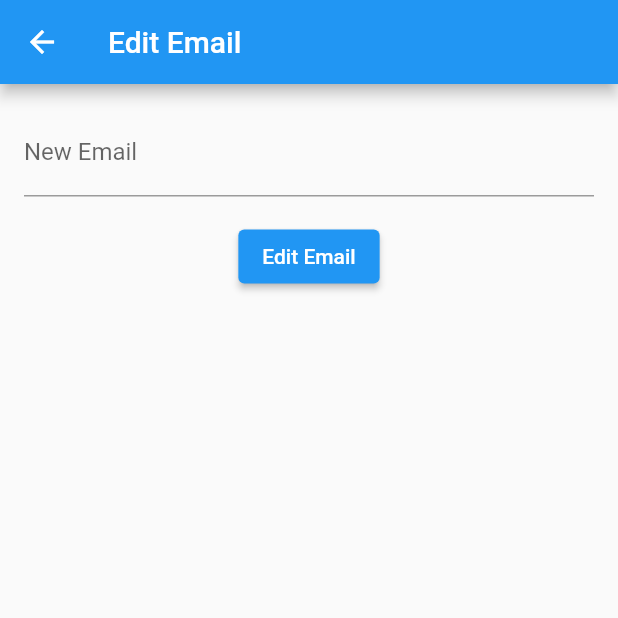
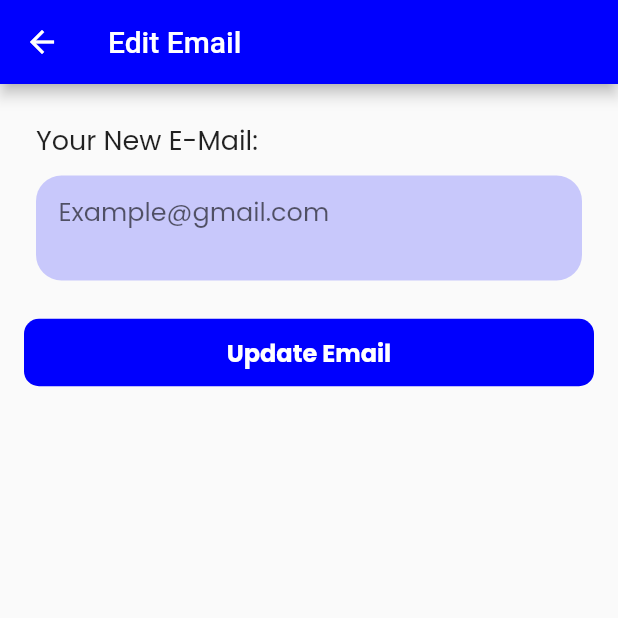
Before and after one commit to Karan9991/ePayment, a Flutter app: the EditEmailScreen screen opened directly, on a phone screen of 412 x 824 dp, the top half of it. Run offline on Flutter 3.47's test engine with Material 2 defaults, Android fonts, the phone set to English and light mode, and no system bars; our stand-ins replace cloud_firestore, dropdown_button2, firebase_auth, firebase_core, firebase_storage, flutter_native_splash and 5 more; missing offline and left inert: flutter_email_sender, google_mlkit_text_recognition, ntp, syncfusion_flutter_pdf; accounts and stored records are empty.

Commit message:
update email ui

```diff
--- a/lib/src/presentation/screen/edit_email_screen.dart
+++ b/lib/src/presentation/screen/edit_email_screen.dart
@@ -23,7 +23,7 @@ import '../../business_logic/auth/sign_in_provider.dart';
 import '../../business_logic/auth/signup_provider.dart';
 import '../../business_logic/recognize_photo_text.dart';
 import '../../business_logic/retrieve_user_data.dart';
-import 'package:permission_handler/permission_handler.dart';
+import 'package:e_payment/src/presentation/widget/form_text_field.dart';
 
 class EditEmailScreen extends StatelessWidget {
   final TextEditingController emailController = TextEditingController();
@@ -195,58 +195,31 @@ class EditEmailScreen extends StatelessWidget {
     SignupProvider signupProvider = Provider.of<SignupProvider>(context);
 
     return Scaffold(
-      appBar: AppBar(title: Text("Edit Email")),
+      appBar: AppBar(
+        title: Text("Edit Email"),
+        backgroundColor: Color.fromRGBO(0, 0, 254, 1),
+      ),
       body: Padding(
         padding: const EdgeInsets.all(16.0),
         child: Column(
           children: [
-            TextField(
-              controller: emailController,
-              decoration: InputDecoration(labelText: "New Email"),
+            FormTextField(
+              obscureText: false,
+              autofillHints: const [AutofillHints.email],
+              onEditingComplete: () => TextInput.finishAutofillContext(),
+              fieldTitle: "Your New E-Mail:",
+              fieldHintText: "Example@gmail.com",
+              onChanged: (email) {
+                emailController.text = email;
+              },
             ),
-            // Container(
-            //   padding: const EdgeInsets.all(16.0),
-            //   decoration: BoxDecoration(
-            //     color: Colors.grey[200],
-            //     borderRadius: BorderRadius.circular(8.0),
-            //   ),
-            //   child: Text(
-            //     "vvv ${auth.currentUser!.email}",
-            //     style: const TextStyle(
-            //       fontFamily: "Poppins",
-            //       fontWeight: FontWeight.bold,
-            //       fontSize: 14,
-            //       color: Colors.black,
-            //     ),
-            //   ),
-            // ),
+
             SizedBox(height: 16.0),
-            ElevatedButton(
+            ConfirmActionButton(
               onPressed: () async {
-                // HapticFeedback.vibrate();
-                // SignOut().signOut();
-                // // Navigator.push(
-                // //   context,
-                // //   MaterialPageRoute(builder: (context) => SignInScreen()),
-                // // );
-                // NavigateToScreen().navToScreen(context,  UpdateEmailScreen());
-                // oneSessionLogin.notLoggedIn();
-                // oneSessionLogin.sendSessionData(auth.currentUser!.email);
-                // if (signInProvider.userEmail != "") {
-                //   oneSessionLogin.notLoggedIn();
-                //   await oneSessionLogin
-                //       .sendSessionData(signInProvider.userEmail);
-                // } else {
-                //   oneSessionLogin.notLoggedIn();
-                //   await oneSessionLogin
-                //       .sendSessionData(signupProvider.userEmail);
-                // }
                 String newEmail = emailController.text.trim();
                 if (newEmail.isNotEmpty) {
                   try {
-                    //final User? currentUser = auth.currentUser;
-                    //  if (currentUser != null && currentUser.emailVerified) {
-                    // Send verification email to the new email address
                     await auth.currentUser!.updateEmail(newEmail);
                     await auth.currentUser!.sendEmailVerification();
 
@@ -257,42 +230,6 @@ class EditEmailScreen extends StatelessWidget {
                     );
                     NavigateToScreen()
                         .navToScreen(context, const SignInScreen());
-                    // HapticFeedback.vibrate();
-                    // SignOut().signOut();
-                    // // Navigator.push(
-                    // //   context,
-                    // //   MaterialPageRoute(builder: (context) => SignInScreen()),
-                    // // );
-                    // NavigateToScreen()
-                    //      .navToScreen(context, const SignInScreen());
-                    // oneSessionLogin.notLoggedIn();
-                    // oneSessionLogin.sendSessionData(auth.currentUser!.email);
-                    // if (signInProvider.userEmail != "") {
-                    //   oneSessionLogin.notLoggedIn();
-                    //   await oneSessionLogin
-                    //       .sendSessionData(signInProvider.userEmail);
-                    // } else {
-                    //   oneSessionLogin.notLoggedIn();
-                    //   await oneSessionLogin
-                    //       .sendSessionData(signupProvider.userEmail);
-                    // }
-                    // } else {
-                    //   // await auth.currentUser!.sendEmailVerification();
-                    //   ScaffoldMessenger.of(context).showSnackBar(
-                    //     SnackBar(
-                    //         content: Text("Email not Verified. Please verify your email.")),
-                    //   );
-                    // }
-                    // Show a success message or navigate back
-
-                    // Wait for the user to verify the new email address
-                    // await auth.currentUser!.reload();
-
-                    // Navigate back or show a success message
-                    // ScaffoldMessenger.of(context).showSnackBar(
-                    //   SnackBar(content: Text("Email updated successfully.")),
-                    // );
-                    //   Navigator.pop(context); // Navigate back
                   } catch (e) {
                     // Show an error message
                     ScaffoldMessenger.of(context).showSnackBar(
@@ -301,10 +238,98 @@ class EditEmailScreen extends StatelessWidget {
                     print(e.toString());
                   }
                 }
-                //updateEmail(context);
               },
-              child: Text("Edit Email"),
+              buttonText: const Text(
+                'Update Email',
+                style: TextStyle(
+                  fontFamily: "Poppins",
+                ),
+              ),
             ),
+            // ElevatedButton(
+            //   onPressed: () async {
+            //     // HapticFeedback.vibrate();
+            //     // SignOut().signOut();
+            //     // // Navigator.push(
+            //     // //   context,
+            //     // //   MaterialPageRoute(builder: (context) => SignInScreen()),
+            //     // // );
+            //     // NavigateToScreen().navToScreen(context,  UpdateEmailScreen());
+            //     // oneSessionLogin.notLoggedIn();
+            //     // oneSessionLogin.sendSessionData(auth.currentUser!.email);
+            //     // if (signInProvider.userEmail != "") {
+            //     //   oneSessionLogin.notLoggedIn();
+            //     //   await oneSessionLogin
+            //     //       .sendSessionData(signInProvider.userEmail);
+            //     // } else {
+            //     //   oneSessionLogin.notLoggedIn();
+            //     //   await oneSessionLogin
+            //     //       .sendSessionData(signupProvider.userEmail);
+            //     // }
+            //     String newEmail = emailController.text.trim();
+            //     if (newEmail.isNotEmpty) {
+            //       try {
+            //         //final User? currentUser = auth.currentUser;
+            //         //  if (currentUser != null && currentUser.emailVerified) {
+            //         // Send verification email to the new email address
+            //         await auth.currentUser!.updateEmail(newEmail);
+            //         await auth.currentUser!.sendEmailVerification();
+
+            //         ScaffoldMessenger.of(context).showSnackBar(
+            //           SnackBar(
+            //               content: Text(
+            //                   "Email Updated. Please check your email to verify")),
+            //         );
+            //         NavigateToScreen()
+            //             .navToScreen(context, const SignInScreen());
+            //         // HapticFeedback.vibrate();
+            //         // SignOut().signOut();
+            //         // // Navigator.push(
+            //         // //   context,
+            //         // //   MaterialPageRoute(builder: (context) => SignInScreen()),
+            //         // // );
+            //         // NavigateToScreen()
+            //         //      .navToScreen(context, const SignInScreen());
+            //         // oneSessionLogin.notLoggedIn();
+            //         // oneSessionLogin.sendSessionData(auth.currentUser!.email);
+            //         // if (signInProvider.userEmail != "") {
+            //         //   oneSessionLogin.notLoggedIn();
+            //         //   await oneSessionLogin
+            //         //       .sendSessionData(signInProvider.userEmail);
+            //         // } else {
+            //         //   oneSessionLogin.notLoggedIn();
+            //         //   await oneSessionLogin
+            //         //       .sendSessionData(signupProvider.userEmail);
+            //         // }
+            //         // } else {
+            //         //   // await auth.currentUser!.sendEmailVerification();
+            //         //   ScaffoldMessenger.of(context).showSnackBar(
+            //         //     SnackBar(
+            //         //         content: Text("Email not Verified. Please verify your email.")),
+            //         //   );
+            //         // }
+            //         // Show a success message or navigate back
+
+            //         // Wait for the user to verify the new email address
+            //         // await auth.currentUser!.reload();
+
+            //         // Navigate back or show a success message
+            //         // ScaffoldMessenger.of(context).showSnackBar(
+            //         //   SnackBar(content: Text("Email updated successfully.")),
+            //         // );
+            //         //   Navigator.pop(context); // Navigate back
+            //       } catch (e) {
+            //         // Show an error message
+            //         ScaffoldMessenger.of(context).showSnackBar(
+            //           SnackBar(content: Text("Error $e")),
+            //         );
+            //         print(e.toString());
+            //       }
+            //     }
+            //     //updateEmail(context);
+            //   },
+            //   child: Text("Update Email"),
+            // ),
             SizedBox(height: 16.0),
             // ElevatedButton(
             //   onPressed: () => updateEmail(context),
@@ -339,3 +364,24 @@ class EditEmailScreen extends StatelessWidget {
     //           controller: emailController,
     //           decoration: InputDecoration(labelText: "New Email"),
     //         ),
+
+        // TextField(
+            //   controller: emailController,
+            //   decoration: InputDecoration(labelText: "Enter New Email"),
+            // ),
+            // Container(
+            //   padding: const EdgeInsets.all(16.0),
+            //   decoration: BoxDecoration(
+            //     color: Colors.grey[200],
+            //     borderRadius: BorderRadius.circular(8.0),
+            //   ),
+            //   child: Text(
+            //     "vvv ${auth.currentUser!.email}",
+            //     style: const TextStyle(
+            //       fontFamily: "Poppins",
+            //       fontWeight: FontWeight.bold,
+            //       fontSize: 14,
+            //       color: Colors.black,
+            //     ),
+            //   ),
+            // ),
```
